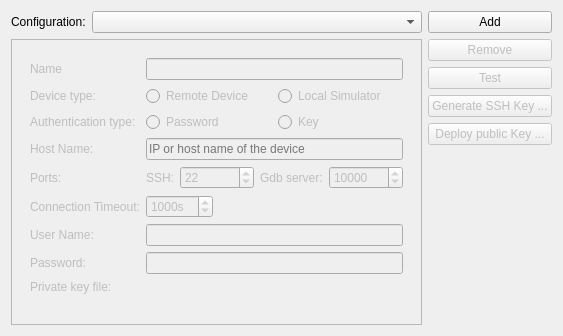
Above: src/plugins/qt4projectmanager/qt-maemo/maemosettingswidget.ui from qt-creator/qt-creator before the change. Below: the same form after it.
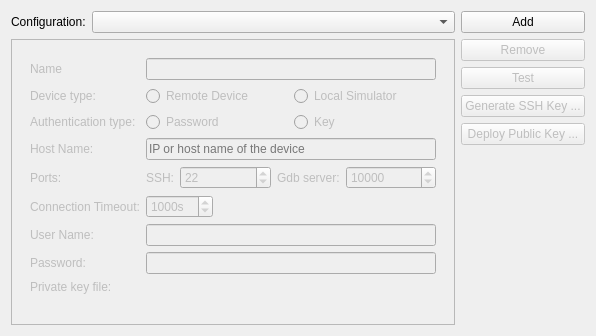
That is the form after the change. Custom widgets are drawn as their Qt base class.

The edit to the form file:
```diff
--- a/src/plugins/qt4projectmanager/qt-maemo/maemosettingswidget.ui
+++ b/src/plugins/qt4projectmanager/qt-maemo/maemosettingswidget.ui
@@ -6,7 +6,7 @@
    <rect>
     <x>0</x>
     <y>0</y>
-    <width>563</width>
+    <width>596</width>
     <height>336</height>
    </rect>
   </property>
@@ -335,7 +335,7 @@
         <bool>false</bool>
        </property>
        <property name="text">
-        <string>Deploy public Key ...</string>
+        <string>Deploy Public Key ...</string>
        </property>
       </widget>
      </item>
```
